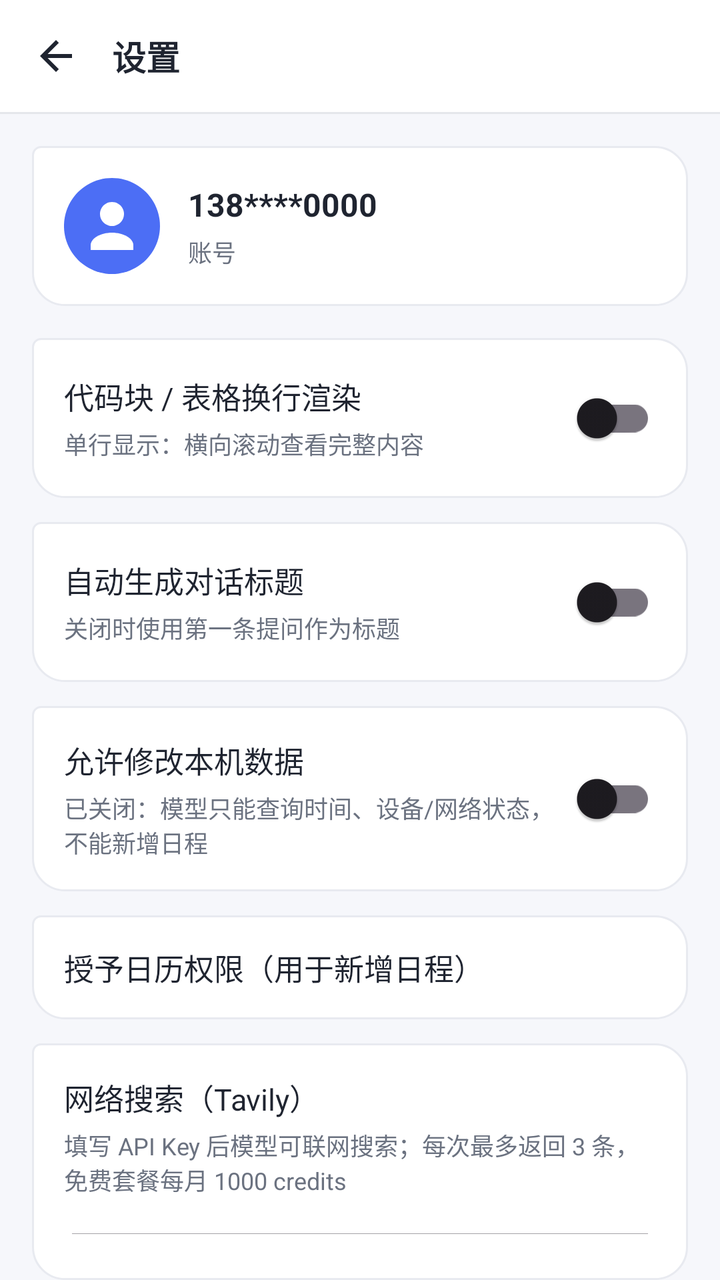
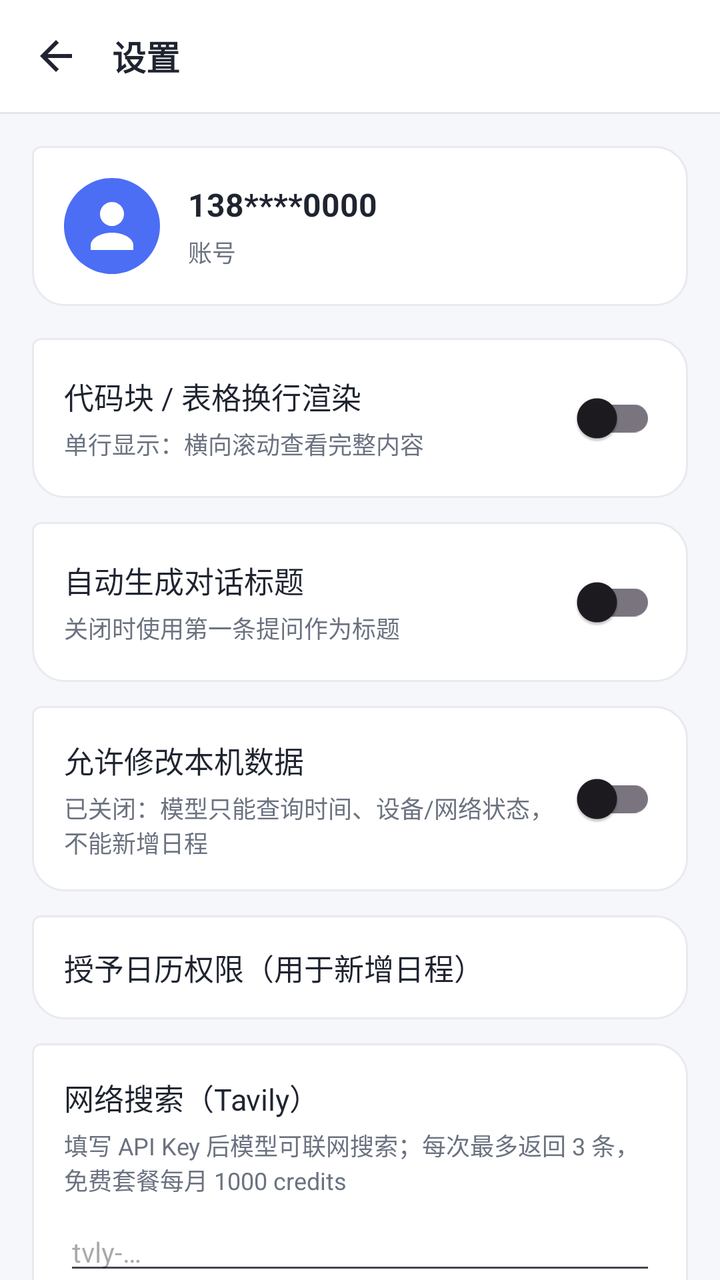

Before-and-after screenshots of an Android layout around one commit, followed by the original layout XML and the change that was made.
<!-- AndroidManifest.xml: application theme Theme.DoudouX -->
<!-- res/layout/activity_settings.xml -->
<?xml version="1.0" encoding="utf-8"?>
<LinearLayout xmlns:android="http://schemas.android.com/apk/res/android"
    android:layout_width="match_parent"
    android:layout_height="match_parent"
    android:background="@color/bg_page"
    android:fitsSystemWindows="true"
    android:orientation="vertical">

    
    <LinearLayout
        android:layout_width="match_parent"
        android:layout_height="56dp"
        android:background="@color/bg_white"
        android:gravity="center_vertical"
        android:orientation="horizontal"
        android:paddingStart="8dp"
        android:paddingEnd="16dp">

        <ImageButton
            android:id="@+id/btnBack"
            android:layout_width="40dp"
            android:layout_height="40dp"
            android:background="?attr/selectableItemBackgroundBorderless"
            android:contentDescription="@string/action_back"
            android:src="@drawable/ic_back" />

        <TextView
            android:layout_width="wrap_content"
            android:layout_height="wrap_content"
            android:layout_marginStart="8dp"
            android:text="@string/settings_title"
            android:textColor="@color/text_primary"
            android:textSize="17sp"
            android:textStyle="bold" />
    </LinearLayout>

    <View
        android:layout_width="match_parent"
        android:layout_height="1dp"
        android:background="@color/divider" />

    
    <LinearLayout
        android:layout_width="match_parent"
        android:layout_height="wrap_content"
        android:layout_margin="16dp"
        android:background="@drawable/bubble_ai"
        android:gravity="center_vertical"
        android:orientation="horizontal"
        android:padding="16dp">

        <ImageView
            android:layout_width="48dp"
            android:layout_height="48dp"
            android:contentDescription="@string/settings_account"
            android:src="@drawable/ic_avatar" />

        <LinearLayout
            android:layout_width="wrap_content"
            android:layout_height="wrap_content"
            android:layout_marginStart="14dp"
            android:orientation="vertical">

            <TextView
                android:id="@+id/tvSettingsAccount"
                android:layout_width="wrap_content"
                android:layout_height="wrap_content"
                android:text="138****0000"
                android:textColor="@color/text_primary"
                android:textSize="16sp"
                android:textStyle="bold" />

            <TextView
                android:layout_width="wrap_content"
                android:layout_height="wrap_content"
                android:layout_marginTop="4dp"
                android:text="@string/settings_account"
                android:textColor="@color/text_secondary"
                android:textSize="12sp" />
        </LinearLayout>
    </LinearLayout>

    
    <LinearLayout
        android:layout_width="match_parent"
        android:layout_height="wrap_content"
        android:layout_marginStart="16dp"
        android:layout_marginEnd="16dp"
        android:background="@drawable/bubble_ai"
        android:gravity="center_vertical"
        android:orientation="horizontal"
        android:padding="16dp">

        <LinearLayout
            android:layout_width="0dp"
            android:layout_height="wrap_content"
            android:layout_weight="1"
            android:orientation="vertical">

            <TextView
                android:layout_width="wrap_content"
                android:layout_height="wrap_content"
                android:text="@string/settings_code_mode"
                android:textColor="@color/text_primary"
                android:textSize="15sp" />

            <TextView
                android:id="@+id/tvCodeModeSubtitle"
                android:layout_width="wrap_content"
                android:layout_height="wrap_content"
                android:layout_marginTop="4dp"
                android:text="@string/settings_code_mode_subtitle_off"
                android:textColor="@color/text_secondary"
                android:textSize="12sp" />
        </LinearLayout>

        <androidx.appcompat.widget.SwitchCompat
            android:id="@+id/switchCodeWrap"
            android:layout_width="wrap_content"
            android:layout_height="wrap_content" />
    </LinearLayout>

    
    <LinearLayout
        android:layout_width="match_parent"
        android:layout_height="wrap_content"
        android:layout_marginStart="16dp"
        android:layout_marginTop="12dp"
        android:layout_marginEnd="16dp"
        android:background="@drawable/bubble_ai"
        android:gravity="center_vertical"
        android:orientation="horizontal"
        android:padding="16dp">

        <LinearLayout
            android:layout_width="0dp"
            android:layout_height="wrap_content"
            android:layout_weight="1"
            android:orientation="vertical">

            <TextView
                android:layout_width="wrap_content"
                android:layout_height="wrap_content"
                android:text="@string/settings_auto_title"
                android:textColor="@color/text_primary"
                android:textSize="15sp" />

            <TextView
                android:id="@+id/tvAutoTitleSubtitle"
                android:layout_width="wrap_content"
                android:layout_height="wrap_content"
                android:layout_marginTop="4dp"
                android:text="@string/settings_auto_title_subtitle_off"
                android:textColor="@color/text_secondary"
                android:textSize="12sp" />
        </LinearLayout>

        <androidx.appcompat.widget.SwitchCompat
            android:id="@+id/switchAutoTitle"
            android:layout_width="wrap_content"
            android:layout_height="wrap_content" />
    </LinearLayout>

    
    <LinearLayout
        android:layout_width="match_parent"
        android:layout_height="wrap_content"
        android:layout_marginStart="16dp"
        android:layout_marginTop="12dp"
        android:layout_marginEnd="16dp"
        android:background="@drawable/bubble_ai"
        android:gravity="center_vertical"
        android:orientation="horizontal"
        android:padding="16dp">

        <LinearLayout
            android:layout_width="0dp"
            android:layout_height="wrap_content"
            android:layout_weight="1"
            android:orientation="vertical">

            <TextView
                android:layout_width="wrap_content"
                android:layout_height="wrap_content"
                android:text="@string/settings_native_write"
                android:textColor="@color/text_primary"
                android:textSize="15sp" />

            <TextView
                android:id="@+id/tvNativeWriteSubtitle"
                android:layout_width="wrap_content"
                android:layout_height="wrap_content"
                android:layout_marginTop="4dp"
                android:text="@string/settings_native_write_subtitle_off"
                android:textColor="@color/text_secondary"
                android:textSize="12sp" />
        </LinearLayout>

        <androidx.appcompat.widget.SwitchCompat
            android:id="@+id/switchNativeWrite"
            android:layout_width="wrap_content"
            android:layout_height="wrap_content" />
    </LinearLayout>

    <TextView
        android:id="@+id/btnCalendarPermission"
        android:layout_width="match_parent"
        android:layout_height="52dp"
        android:layout_marginStart="16dp"
        android:layout_marginTop="12dp"
        android:layout_marginEnd="16dp"
        android:background="@drawable/bubble_ai"
        android:gravity="center_vertical"
        android:paddingStart="16dp"
        android:paddingEnd="16dp"
        android:text="@string/settings_calendar_permission"
        android:textColor="@color/text_primary"
        android:textSize="15sp" />

    
    <LinearLayout
        android:layout_width="match_parent"
        android:layout_height="wrap_content"
        android:layout_marginStart="16dp"
        android:layout_marginTop="12dp"
        android:layout_marginEnd="16dp"
        android:background="@drawable/bubble_ai"
        android:orientation="vertical"
        android:padding="16dp">

        <TextView
            android:layout_width="wrap_content"
            android:layout_height="wrap_content"
            android:text="@string/settings_web_search"
            android:textColor="@color/text_primary"
            android:textSize="15sp" />

        <TextView
            android:layout_width="wrap_content"
            android:layout_height="wrap_content"
            android:layout_marginTop="4dp"
            android:text="@string/settings_web_search_subtitle"
            android:textColor="@color/text_secondary"
            android:textSize="12sp" />

        <EditText
            android:id="@+id/etTavilyApiKey"
            android:layout_width="match_parent"
            android:layout_height="wrap_content"
            android:layout_marginTop="8dp"
            android:hint="@string/settings_web_search_api_key_hint"
            android:inputType="textPassword"
            android:maxLines="1"
            android:textColor="@color/text_primary"
            android:textSize="14sp" />
    </LinearLayout>

    
    <LinearLayout
        android:id="@+id/btnApiSettings"
        android:layout_width="match_parent"
        android:layout_height="52dp"
        android:layout_marginStart="16dp"
        android:layout_marginTop="12dp"
        android:layout_marginEnd="16dp"
        android:background="@drawable/bubble_ai"
        android:gravity="center_vertical"
        android:orientation="horizontal"
        android:paddingStart="16dp"
        android:paddingEnd="16dp">

        <LinearLayout
            android:layout_width="0dp"
            android:layout_height="wrap_content"
            android:layout_weight="1"
            android:orientation="vertical">

            <TextView
                android:layout_width="wrap_content"
                android:layout_height="wrap_content"
                android:text="@string/settings_api_entry"
                android:textColor="@color/text_primary"
                android:textSize="15sp" />

            <TextView
                android:id="@+id/tvApiStatus"
                android:layout_width="wrap_content"
                android:layout_height="wrap_content"
                android:layout_marginTop="2dp"
                android:text="@string/settings_api_status_mock"
                android:textColor="@color/text_hint"
                android:textSize="11sp" />
        </LinearLayout>
    </LinearLayout>

    
    <TextView
        android:id="@+id/btnClearHistory"
        android:layout_width="match_parent"
        android:layout_height="52dp"
        android:layout_marginStart="16dp"
        android:layout_marginTop="12dp"
        android:layout_marginEnd="16dp"
        android:background="@drawable/bubble_ai"
        android:gravity="center_vertical"
        android:paddingStart="16dp"
        android:paddingEnd="16dp"
        android:text="@string/settings_clear_history"
        android:textColor="@color/text_primary"
        android:textSize="15sp" />

    
    <TextView
        android:id="@+id/tvVersion"
        android:layout_width="match_parent"
        android:layout_height="52dp"
        android:layout_marginStart="16dp"
        android:layout_marginTop="12dp"
        android:layout_marginEnd="16dp"
        android:background="@drawable/bubble_ai"
        android:gravity="center_vertical"
        android:paddingStart="16dp"
        android:paddingEnd="16dp"
        android:text="@string/settings_version"
        android:textColor="@color/text_primary"
        android:textSize="15sp" />

    <View
        android:layout_width="match_parent"
        android:layout_height="0dp"
        android:layout_weight="1" />

    
    <TextView
        android:id="@+id/btnLogout"
        android:layout_width="match_parent"
        android:layout_height="48dp"
        android:layout_margin="16dp"
        android:background="@drawable/bubble_ai"
        android:gravity="center"
        android:text="@string/drawer_logout"
        android:textColor="@color/danger"
        android:textSize="15sp"
        android:textStyle="bold" />
</LinearLayout>
<!-- resources referenced by this layout -->
<resources>
  <color name="bg_page">#F6F7FB</color>
  <color name="bg_white">#FFFFFF</color>
  <color name="danger">#E03131</color>
  <color name="divider">#E5E7EB</color>
  <color name="text_hint">#9CA3AF</color>
  <color name="text_primary">#1F2430</color>
  <color name="text_secondary">#6B7280</color>
  <!-- drawable bubble_ai (drawable) -->
  <?xml version="1.0" encoding="utf-8"?>
  <shape xmlns:android="http://schemas.android.com/apk/res/android"
      android:shape="rectangle">
      <solid android:color="@color/bg_bubble_ai" />
      <stroke
          android:width="1dp"
          android:color="@color/stroke_bubble" />
      <corners
          android:topLeftRadius="4dp"
          android:topRightRadius="@dimen/bubble_radius"
          android:bottomLeftRadius="@dimen/bubble_radius"
          android:bottomRightRadius="@dimen/bubble_radius" />
  </shape>
  <!-- drawable ic_back (drawable) -->
  <?xml version="1.0" encoding="utf-8"?>
  <vector xmlns:android="http://schemas.android.com/apk/res/android"
      android:width="24dp"
      android:height="24dp"
      android:viewportWidth="24"
      android:viewportHeight="24">
      <path
          android:fillColor="#1F2430"
          android:pathData="M20,11 L7.83,11 13.42,5.41 12,4 4,12 12,20 13.41,18.59 7.83,13 20,13 Z" />
  </vector>
  <string name="action_back">返回</string>
  <string name="drawer_logout">退出登录</string>
  <string name="settings_account">账号</string>
  <string name="settings_api_entry">AI 接口设置</string>
  <string name="settings_api_status_mock">未启用（使用模拟回复）</string>
  <string name="settings_auto_title">自动生成对话标题</string>
  <string name="settings_auto_title_subtitle_off">关闭时使用第一条提问作为标题</string>
  <string name="settings_calendar_permission">授予日历权限（用于新增日程）</string>
  <string name="settings_clear_history">清空历史对话</string>
  <string name="settings_code_mode">代码块 / 表格换行渲染</string>
  <string name="settings_code_mode_subtitle_off">单行显示：横向滚动查看完整内容</string>
  <string name="settings_native_write">允许修改本机数据</string>
  <string name="settings_native_write_subtitle_off">已关闭：模型只能查询时间、设备/网络状态，不能新增日程</string>
  <string name="settings_title">设置</string>
  <string name="settings_version">版本</string>
  <string name="settings_web_search">网络搜索（Tavily）</string>
  <string name="settings_web_search_api_key_hint">tvly-…</string>
  <string name="settings_web_search_subtitle">填写 API Key 后模型可联网搜索；每次最多返回 3 条，免费套餐每月 1000 credits</string>
  <style name="Theme.DoudouX" parent="Theme.Material3.Light.NoActionBar">
          <item name="colorPrimary">@color/primary</item>
          <item name="colorPrimaryVariant">@color/primary_dark</item>
          <item name="colorOnPrimary">@color/text_on_primary</item>
          <item name="colorSecondary">@color/accent</item>
          <item name="android:statusBarColor">@android:color/transparent</item>
          <item name="android:windowBackground">@color/bg_page</item>
      </style>
  <color name="bg_bubble_ai">#FFFFFF</color>
  <color name="stroke_bubble">#E8EAf0</color>
  <dimen name="bubble_radius">16dp</dimen>
  <color name="primary">#5B6BF0</color>
  <color name="primary_dark">#4758D8</color>
  <color name="text_on_primary">#FFFFFF</color>
  <color name="accent">#875BFA</color>
  <!-- unchanged entries left out for length: 1 -->
</resources>

<!-- the commit's change to res/layout/activity_settings.xml (unified diff, before → after) -->
@@ -1,10 +1,16 @@
 <?xml version="1.0" encoding="utf-8"?>
-<LinearLayout xmlns:android="http://schemas.android.com/apk/res/android"
+<ScrollView xmlns:android="http://schemas.android.com/apk/res/android"
     android:layout_width="match_parent"
     android:layout_height="match_parent"
     android:background="@color/bg_page"
     android:fitsSystemWindows="true"
-    android:orientation="vertical">
+    android:fillViewport="true"
+    android:scrollbars="none">
+
+    <LinearLayout
+        android:layout_width="match_parent"
+        android:layout_height="wrap_content"
+        android:orientation="vertical">
 
     
     <LinearLayout
@@ -257,6 +263,104 @@
 
     
     <LinearLayout
+        android:layout_width="match_parent"
+        android:layout_height="wrap_content"
+        android:layout_marginStart="16dp"
+        android:layout_marginTop="12dp"
+        android:layout_marginEnd="16dp"
+        android:background="@drawable/bubble_ai"
+        android:orientation="vertical"
+        android:padding="16dp">
+
+        <TextView
+            android:layout_width="wrap_content"
+            android:layout_height="wrap_content"
+            android:text="@string/settings_ops_title"
+            android:textColor="@color/text_primary"
+            android:textSize="15sp" />
+
+        <TextView
+            android:layout_width="wrap_content"
+            android:layout_height="wrap_content"
+            android:layout_marginTop="4dp"
+            android:text="@string/settings_ops_subtitle"
+            android:textColor="@color/text_secondary"
+            android:textSize="12sp" />
+
+        <EditText
+            android:id="@+id/etOpsBaseUrl"
+            android:layout_width="match_parent"
+            android:layout_height="wrap_content"
+            android:layout_marginTop="8dp"
+            android:hint="@string/settings_ops_url_hint"
+            android:inputType="textUri"
+            android:maxLines="1"
+            android:textColor="@color/text_primary"
+            android:textSize="14sp" />
+
+        <TextView
+            android:id="@+id/btnTestOps"
+            android:layout_width="match_parent"
+            android:layout_height="40dp"
+            android:layout_marginTop="4dp"
+            android:background="?attr/selectableItemBackground"
+            android:gravity="center_vertical"
+            android:text="@string/settings_ops_test"
+            android:textColor="@color/text_primary"
+            android:textSize="14sp" />
+
+        <TextView
+            android:id="@+id/btnOpenDashboard"
+            android:layout_width="match_parent"
+            android:layout_height="40dp"
+            android:layout_marginTop="4dp"
+            android:background="?attr/selectableItemBackground"
+            android:gravity="center_vertical"
+            android:text="@string/settings_ops_open_dashboard"
+            android:textColor="@color/text_primary"
+            android:textSize="14sp" />
+    </LinearLayout>
+
+    
+    <LinearLayout
+        android:id="@+id/btnRunEval"
+        android:layout_width="match_parent"
+        android:layout_height="wrap_content"
+        android:layout_marginStart="16dp"
+        android:layout_marginTop="12dp"
+        android:layout_marginEnd="16dp"
+        android:background="@drawable/bubble_ai"
+        android:clickable="true"
+        android:focusable="true"
+        android:gravity="center_vertical"
+        android:orientation="horizontal"
+        android:padding="16dp">
+
+        <LinearLayout
+            android:layout_width="0dp"
+            android:layout_height="wrap_content"
+            android:layout_weight="1"
+            android:orientation="vertical">
+
+            <TextView
+                android:layout_width="wrap_content"
+                android:layout_height="wrap_content"
+                android:text="@string/settings_run_eval"
+                android:textColor="@color/text_primary"
+                android:textSize="15sp" />
+
+            <TextView
+                android:layout_width="wrap_content"
+                android:layout_height="wrap_content"
+                android:layout_marginTop="4dp"
+                android:text="@string/settings_run_eval_subtitle"
+                android:textColor="@color/text_secondary"
+                android:textSize="12sp" />
+        </LinearLayout>
+    </LinearLayout>
+
+    
+    <LinearLayout
         android:id="@+id/btnApiSettings"
         android:layout_width="match_parent"
         android:layout_height="52dp"
@@ -325,21 +429,21 @@
         android:textColor="@color/text_primary"
         android:textSize="15sp" />
 
-    <View
-        android:layout_width="match_parent"
-        android:layout_height="0dp"
-        android:layout_weight="1" />
-
     
     <TextView
         android:id="@+id/btnLogout"
         android:layout_width="match_parent"
         android:layout_height="48dp"
-        android:layout_margin="16dp"
+        android:layout_marginStart="16dp"
+        android:layout_marginEnd="16dp"
+        android:layout_marginTop="16dp"
+        android:layout_marginBottom="24dp"
         android:background="@drawable/bubble_ai"
         android:gravity="center"
         android:text="@string/drawer_logout"
         android:textColor="@color/danger"
         android:textSize="15sp"
         android:textStyle="bold" />
-</LinearLayout>
+
+    </LinearLayout>
+</ScrollView>
<!-- resource entries referenced after the edit -->
@@ -45,6 +45,13 @@
   <string name="settings_code_mode_subtitle_off">单行显示：横向滚动查看完整内容</string>
   <string name="settings_native_write">允许修改本机数据</string>
   <string name="settings_native_write_subtitle_off">已关闭：模型只能查询时间、设备/网络状态，不能新增日程</string>
+  <string name="settings_ops_open_dashboard">打开可观测看板</string>
+  <string name="settings_ops_subtitle">trace 由网关自动记录，这里只填网关地址用于打开看板；需与手机同局域网</string>
+  <string name="settings_ops_test">测试网关连接</string>
+  <string name="settings_ops_title">Agent 网关（可观测看板）</string>
+  <string name="settings_ops_url_hint">http://192.168.1.6:8080</string>
+  <string name="settings_run_eval">运行 Runtime 自检</string>
+  <string name="settings_run_eval_subtitle">跑一遍解析、预算、记忆与工具门控的确定性断言</string>
   <string name="settings_title">设置</string>
   <string name="settings_version">版本</string>
   <string name="settings_web_search">网络搜索（Tavily）</string>
